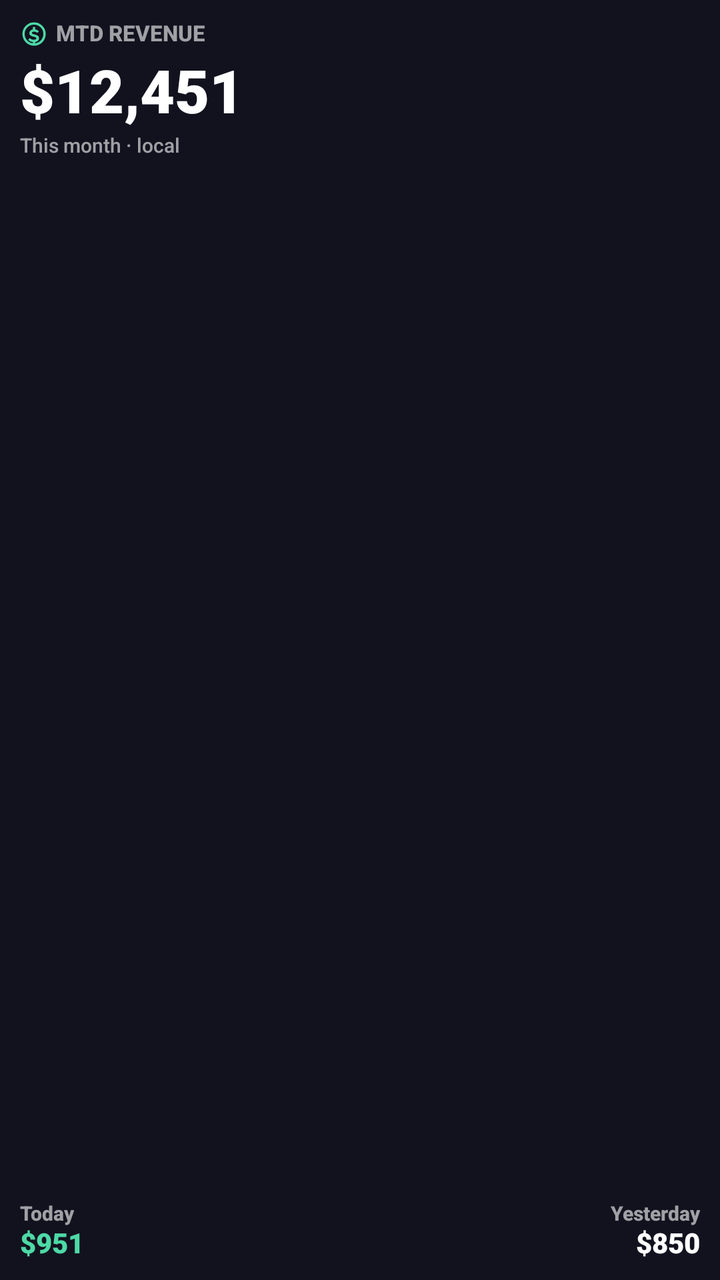
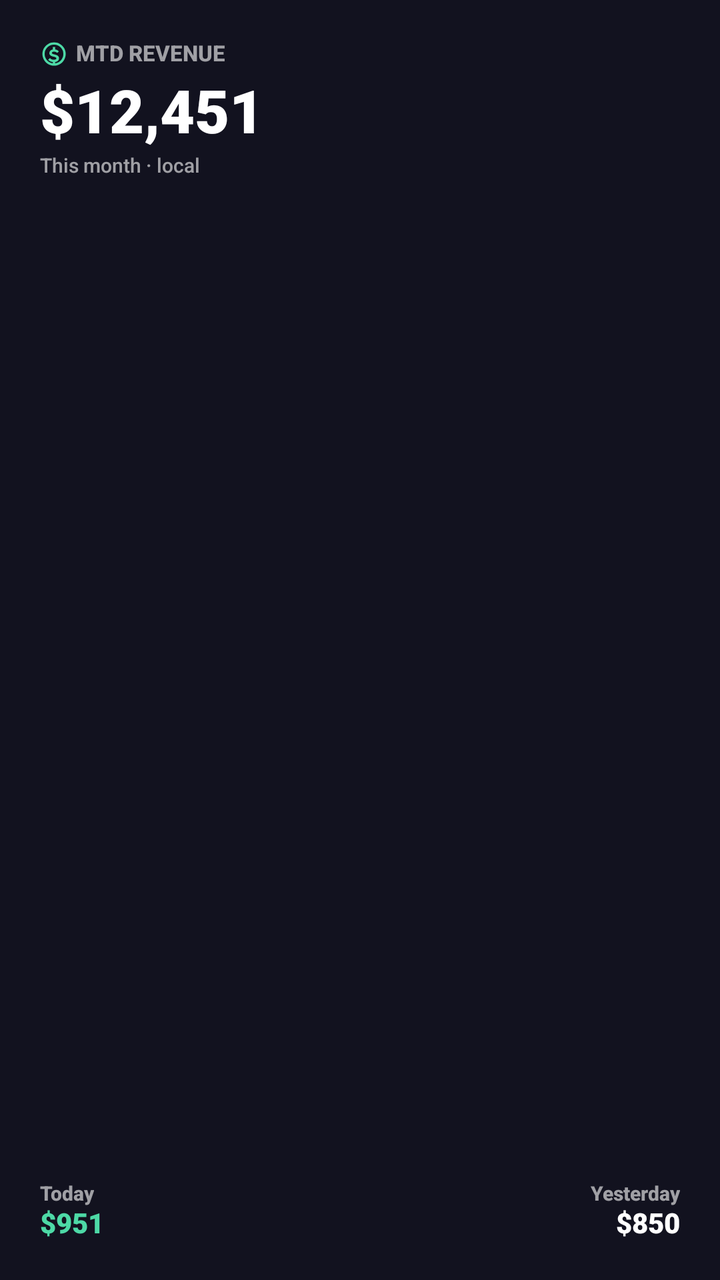

Screens rendered from an Android XML layout before and after an edit, with the pre-edit source and the edit as a unified diff.
<!-- AndroidManifest.xml: fallback theme Theme.MaterialComponents.DayNight.NoActionBar -->
<!-- res/layout/revenue_tab_widget_small.xml -->
<?xml version="1.0" encoding="utf-8"?>
<LinearLayout xmlns:android="http://schemas.android.com/apk/res/android"
    android:id="@+id/widgetRoot"
    android:layout_width="match_parent"
    android:layout_height="match_parent"
    android:orientation="vertical"
    android:padding="10dp"
    android:background="@color/widgetBackground">

    <LinearLayout
        android:layout_width="match_parent"
        android:layout_height="wrap_content"
        android:orientation="horizontal"
        android:gravity="center_vertical">
        <ImageView
            android:layout_width="14dp"
            android:layout_height="14dp"
            android:src="@drawable/ic_widget_dollar_circle"
            android:contentDescription="@null" />
        <TextView
            android:layout_width="wrap_content"
            android:layout_height="wrap_content"
            android:text="MTD REVENUE"
            android:textSize="11sp"
            android:textStyle="bold"
            android:layout_marginStart="4dp"
            android:textColor="@color/widgetTextSecondary" android:fontFamily="sans-serif-medium" android:includeFontPadding="false" />
    </LinearLayout>
    <TextView android:id="@+id/tvMtdRevenue" android:layout_width="wrap_content" android:layout_height="wrap_content" android:text="$12,451" android:textSize="30sp" android:textStyle="bold" android:maxLines="1" android:ellipsize="end" android:layout_marginTop="5dp" android:textColor="@color/widgetTextPrimary" android:fontFamily="sans-serif-black" android:includeFontPadding="false" />
    <TextView android:id="@+id/tvMtdLabel" android:layout_width="wrap_content" android:layout_height="wrap_content" android:text="This month · local" android:textSize="10sp" android:layout_marginTop="3dp" android:textColor="@color/widgetTextSecondary" android:fontFamily="sans-serif-medium" android:includeFontPadding="false" />
    <TextView android:layout_width="match_parent" android:layout_height="0dp" android:layout_weight="1" />
    <LinearLayout android:layout_width="match_parent" android:layout_height="wrap_content" android:orientation="horizontal">
        <LinearLayout android:layout_width="wrap_content" android:layout_height="wrap_content" android:orientation="vertical">
            <TextView android:layout_width="wrap_content" android:layout_height="wrap_content" android:text="Today" android:textSize="10sp" android:textStyle="bold" android:textColor="@color/widgetTextSecondary" android:fontFamily="sans-serif-medium" android:includeFontPadding="false" />
            <TextView android:id="@+id/tvToday" android:layout_width="wrap_content" android:layout_height="wrap_content" android:text="$951" android:textSize="14sp" android:textStyle="bold" android:textColor="@color/widgetAccent" android:fontFamily="sans-serif-black" android:includeFontPadding="false" android:layout_marginTop="1dp" />
        </LinearLayout>
        <TextView android:layout_width="0dp" android:layout_height="0dp" android:layout_weight="1" />
        <LinearLayout android:layout_width="wrap_content" android:layout_height="wrap_content" android:orientation="vertical" android:gravity="end">
            <TextView android:layout_width="wrap_content" android:layout_height="wrap_content" android:text="Yesterday" android:textSize="10sp" android:textStyle="bold" android:textColor="@color/widgetTextSecondary" android:fontFamily="sans-serif-medium" android:includeFontPadding="false" />
            <TextView android:id="@+id/tvYesterday" android:layout_width="wrap_content" android:layout_height="wrap_content" android:text="$850" android:textSize="14sp" android:textStyle="bold" android:textColor="@color/widgetTextPrimary" android:fontFamily="sans-serif-black" android:includeFontPadding="false" android:layout_marginTop="1dp" />
        </LinearLayout>
    </LinearLayout>
</LinearLayout>
<!-- resources referenced by this layout -->
<resources>
  <color name="widgetAccent">#4DD9A6</color>
  <color name="widgetBackground">#12121F</color>
  <color name="widgetTextPrimary">#FFFFFFFF</color>
  <color name="widgetTextSecondary">#99FFFFFF</color>
  <!-- drawable ic_widget_dollar_circle (drawable) -->
  <vector xmlns:android="http://schemas.android.com/apk/res/android" android:width="24dp" android:height="24dp" android:viewportWidth="24" android:viewportHeight="24">
      <path android:fillColor="@color/widgetAccent" android:pathData="M12,2a10,10 0,1 0,0.1,0M12,4a8,8 0,1 1,0,16a8,8 0,0 1,0,-16z"/>
      <path android:fillColor="@color/widgetAccent" android:pathData="M11,6h2v2.1c1.4,0.2 2.5,0.8 3.2,1.7l-1.5,1.3c-0.6,-0.7 -1.5,-1.1 -2.7,-1.1c-1.1,0 -1.8,0.4 -1.8,1.1c0,0.7 0.8,0.9 2.4,1.3c2,0.5 3.7,1.2 3.7,3.2c0,1.8 -1.3,3 -3.3,3.3V21h-2v-2.1c-1.8,-0.2 -3.1,-0.9 -4,-2l1.5,-1.4c0.8,0.9 1.9,1.4 3.3,1.4c1.4,0 2.2,-0.4 2.2,-1.2c0,-0.7 -0.7,-1 -2.4,-1.4C9.5,13.8 8,13.1 8,11.2c0,-1.6 1.2,-2.8 3,-3.1V6z"/>
  </vector>
</resources>

<!-- the commit's change to res/layout/revenue_tab_widget_small.xml (unified diff, before → after) -->
@@ -4,7 +4,7 @@
     android:layout_width="match_parent"
     android:layout_height="match_parent"
     android:orientation="vertical"
-    android:padding="10dp"
+    android:padding="20dp"
     android:background="@color/widgetBackground">
 
     <LinearLayout
